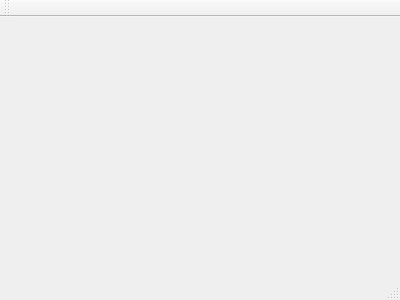
First picture: the form in src/ui/mainwindow.ui, repository zatchl/kawaii-fi, before the edit.
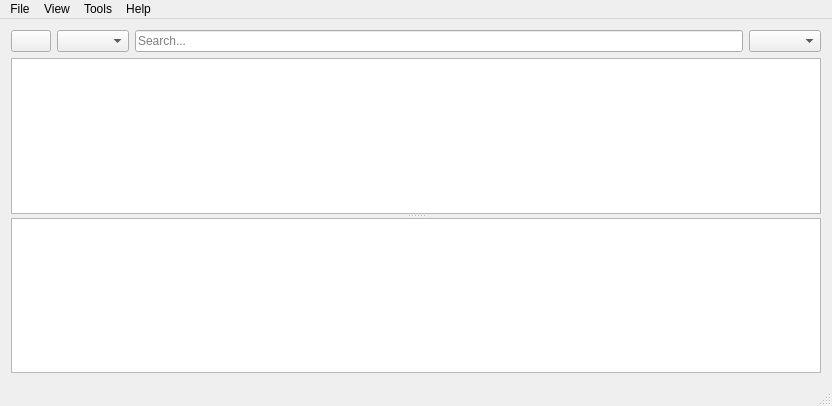
Second picture: the form after the edit. Custom widgets are drawn as their Qt base class.

Commit message: Add initial set of widgets to the main window

The edit to the form file:
```diff
--- a/src/ui/mainwindow.ui
+++ b/src/ui/mainwindow.ui
@@ -5,20 +5,124 @@
    <rect>
     <x>0</x>
     <y>0</y>
-    <width>400</width>
-    <height>300</height>
+    <width>832</width>
+    <height>406</height>
    </rect>
   </property>
   <property name="windowTitle" >
    <string>MainWindow</string>
   </property>
-  <widget class="QMenuBar" name="menuBar" />
-  <widget class="QToolBar" name="mainToolBar" />
-  <widget class="QWidget" name="centralWidget" />
-  <widget class="QStatusBar" name="statusBar" />
+  <widget class="QWidget" name="centralWidget">
+   <layout class="QVBoxLayout" name="verticalLayout">
+    <item>
+     <layout class="QHBoxLayout" name="horizontalLayout">
+      <item>
+       <widget class="QPushButton" name="scanButton">
+        <property name="text">
+         <string/>
+        </property>
+       </widget>
+      </item>
+      <item>
+       <widget class="QComboBox" name="scanIntervalComboBox"/>
+      </item>
+      <item>
+       <widget class="QLineEdit" name="filterLineEdit">
+        <property name="placeholderText">
+         <string>Search...</string>
+        </property>
+       </widget>
+      </item>
+      <item>
+       <widget class="QComboBox" name="interfaceComboBox">
+        <property name="frame">
+         <bool>true</bool>
+        </property>
+       </widget>
+      </item>
+     </layout>
+    </item>
+    <item>
+     <widget class="QSplitter" name="splitter">
+      <property name="sizePolicy">
+       <sizepolicy hsizetype="Preferred" vsizetype="Expanding">
+        <horstretch>0</horstretch>
+        <verstretch>0</verstretch>
+       </sizepolicy>
+      </property>
+      <property name="orientation">
+       <enum>Qt::Vertical</enum>
+      </property>
+      <property name="opaqueResize">
+       <bool>true</bool>
+      </property>
+      <widget class="QTableView" name="apTableView">
+       <property name="sizePolicy">
+        <sizepolicy hsizetype="Expanding" vsizetype="Expanding">
+         <horstretch>0</horstretch>
+         <verstretch>1</verstretch>
+        </sizepolicy>
+       </property>
+      </widget>
+      <widget class="QChartView" name="apSpectrumChartView">
+       <property name="sizePolicy">
+        <sizepolicy hsizetype="Expanding" vsizetype="Expanding">
+         <horstretch>0</horstretch>
+         <verstretch>1</verstretch>
+        </sizepolicy>
+       </property>
+       <property name="frameShape">
+        <enum>QFrame::StyledPanel</enum>
+       </property>
+      </widget>
+     </widget>
+    </item>
+   </layout>
+  </widget>
+  <widget class="QMenuBar" name="menuBar">
+   <property name="geometry">
+    <rect>
+     <x>0</x>
+     <y>0</y>
+     <width>832</width>
+     <height>23</height>
+    </rect>
+   </property>
+   <widget class="QMenu" name="menuFile">
+    <property name="title">
+     <string>File</string>
+    </property>
+   </widget>
+   <widget class="QMenu" name="menuHelp">
+    <property name="title">
+     <string>Help</string>
+    </property>
+   </widget>
+   <widget class="QMenu" name="menuView">
+    <property name="title">
+     <string>View</string>
+    </property>
+   </widget>
+   <widget class="QMenu" name="menuTools">
+    <property name="title">
+     <string>Tools</string>
+    </property>
+   </widget>
+   <addaction name="menuFile"/>
+   <addaction name="menuView"/>
+   <addaction name="menuTools"/>
+   <addaction name="menuHelp"/>
+  </widget>
+  <widget class="QStatusBar" name="statusBar"/>
  </widget>
- <layoutDefault spacing="6" margin="11" />
- <pixmapfunction></pixmapfunction>
+ <layoutdefault spacing="6" margin="11"/>
+ <customwidgets>
+  <customwidget>
+   <class>QChartView</class>
+   <extends>QGraphicsView</extends>
+   <header>QtCharts</header>
+  </customwidget>
+ </customwidgets>
  <resources/>
  <connections/>
 </ui>
```
Left out of the diff: 3 changed lines with no effect on the pictures.
